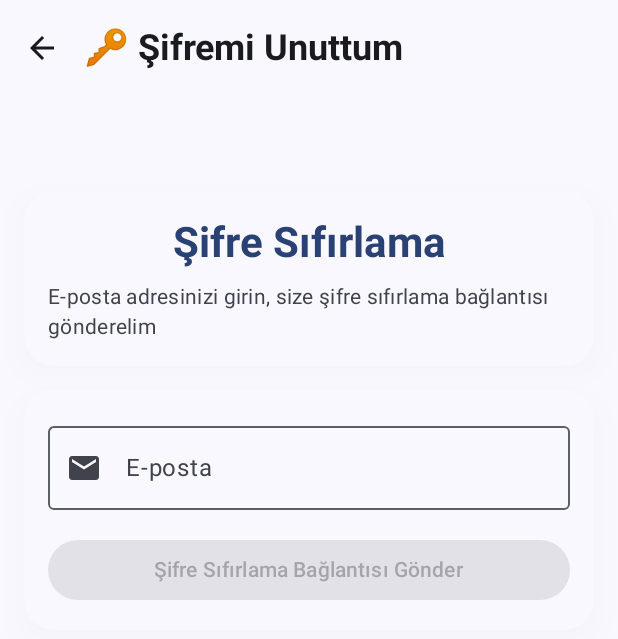
After one commit to theturker/SpendCraft, an Android app built with Jetpack Compose: the composable ForgotPasswordScreen shown on its own in the app's theme, on a phone screen of 412 x 824 dp. The commit adds this screen. Shown: the top 639 px of the screen. Run offline under Robolectric (Android 15) with nearby library versions, the phone set to English and light mode, and no system bars; our stand-ins replace Dagger/Hilt's generated code, Firebase (no records; nobody signed in at launch, a user with empty details on screens opened directly); 1 statement that could not run was skipped.

Commit message:
Kayıt ekranı Giriş Ekranı Şifremi Unuttum ekranları tamamlandı Firebase entegrasyonu sağlandı

```diff
--- /dev/null
+++ b/app/src/main/java/com/alperen/spendcraft/auth/ui/ForgotPasswordScreen.kt
@@ -0,0 +1,149 @@
+package com.alperen.spendcraft.auth.ui
+
+import androidx.compose.foundation.layout.*
+import androidx.compose.foundation.text.KeyboardOptions
+import androidx.compose.material.icons.Icons
+import androidx.compose.material.icons.filled.*
+import androidx.compose.material3.*
+import androidx.compose.runtime.*
+import androidx.compose.ui.Alignment
+import androidx.compose.ui.Modifier
+import androidx.compose.ui.text.font.FontWeight
+import androidx.compose.ui.text.input.KeyboardType
+import androidx.compose.ui.unit.dp
+import androidx.lifecycle.viewmodel.compose.viewModel
+import com.alperen.spendcraft.core.ui.AppScaffold
+import com.alperen.spendcraft.core.ui.ModernCard
+import com.alperen.spendcraft.auth.AuthViewModel
+
+@Composable
+fun ForgotPasswordScreen(
+    onNavigateToLogin: () -> Unit
+) {
+    val authViewModel: AuthViewModel = viewModel()
+    val isLoading by authViewModel.isLoading.collectAsState()
+    val errorMessage by authViewModel.errorMessage.collectAsState()
+
+    var email by remember { mutableStateOf("") }
+    var emailSent by remember { mutableStateOf(false) }
+
+    AppScaffold(
+        title = "🔑 Şifremi Unuttum",
+        onBack = onNavigateToLogin
+    ) {
+        Column(
+            modifier = Modifier
+                .fillMaxSize()
+                .padding(16.dp),
+            verticalArrangement = Arrangement.spacedBy(16.dp),
+            horizontalAlignment = Alignment.CenterHorizontally
+        ) {
+            Spacer(modifier = Modifier.height(32.dp))
+
+            ModernCard {
+                Column(
+                    modifier = Modifier.padding(16.dp),
+                    horizontalAlignment = Alignment.CenterHorizontally
+                ) {
+                    Text(
+                        text = "Şifre Sıfırlama",
+                        style = MaterialTheme.typography.headlineMedium,
+                        fontWeight = FontWeight.Bold,
+                        color = MaterialTheme.colorScheme.primary
+                    )
+
+                    Spacer(modifier = Modifier.height(8.dp))
+
+                    Text(
+                        text = "E-posta adresinizi girin, size şifre sıfırlama bağlantısı gönderelim",
+                        style = MaterialTheme.typography.bodyMedium,
+                        color = MaterialTheme.colorScheme.onSurfaceVariant
+                    )
+                }
+            }
+
+            if (!emailSent) {
+                ModernCard {
+                    Column(
+                        modifier = Modifier.padding(16.dp),
+                        verticalArrangement = Arrangement.spacedBy(16.dp)
+                    ) {
+                        OutlinedTextField(
+                            value = email,
+                            onValueChange = { email = it },
+                            label = { Text("E-posta") },
+                            leadingIcon = { Icon(Icons.Filled.Email, contentDescription = null) },
+                            keyboardOptions = KeyboardOptions(keyboardType = KeyboardType.Email),
+                            modifier = Modifier.fillMaxWidth()
+                        )
+
+                        if (errorMessage != null && errorMessage!!.isNotEmpty()) {
+                            Text(
+                                text = errorMessage ?: "",
+                                color = MaterialTheme.colorScheme.error,
+                                style = MaterialTheme.typography.bodySmall
+                            )
+                        }
+
+                        Button(
+                            onClick = {
+                                authViewModel.sendPasswordReset(email)
+                            },
+                            enabled = !isLoading && email.isNotEmpty(),
+                            modifier = Modifier.fillMaxWidth()
+                        ) {
+                            if (isLoading) {
+                                CircularProgressIndicator(
+                                    modifier = Modifier.size(20.dp),
+                                    color = MaterialTheme.colorScheme.onPrimary
+                                )
+                            } else {
+                                Text("Şifre Sıfırlama Bağlantısı Gönder")
+                            }
+                        }
+                    }
+                }
+            } else {
+                ModernCard {
+                    Column(
+                        modifier = Modifier.padding(16.dp),
+                        horizontalAlignment = Alignment.CenterHorizontally
+                    ) {
+                        Icon(
+                            imageVector = Icons.Filled.CheckCircle,
+                            contentDescription = null,
+                            modifier = Modifier.size(64.dp),
+                            tint = MaterialTheme.colorScheme.primary
+                        )
+
+                        Spacer(modifier = Modifier.height(16.dp))
+
+                        Text(
+                            text = "E-posta Gönderildi!",
+                            style = MaterialTheme.typography.headlineSmall,
+                            fontWeight = FontWeight.Bold,
+                            color = MaterialTheme.colorScheme.primary
+                        )
+
+                        Spacer(modifier = Modifier.height(8.dp))
+
+                        Text(
+                            text = "Şifre sıfırlama bağlantısı $email adresine gönderildi. Lütfen e-posta kutunuzu kontrol edin.",
+                            style = MaterialTheme.typography.bodyMedium,
+                            color = MaterialTheme.colorScheme.onSurfaceVariant
+                        )
+
+                        Spacer(modifier = Modifier.height(16.dp))
+
+                        Button(
+                            onClick = onNavigateToLogin,
+                            modifier = Modifier.fillMaxWidth()
+                        ) {
+                            Text("Giriş Sayfasına Dön")
+                        }
+                    }
+                }
+            }
+        }
+    }
+}
```
Also changed, not shown: app/src/main/java/com/alperen/spendcraft/MainActivity.kt (+24 -5 lines), app/src/main/java/com/alperen/spendcraft/auth/ui/RegisterScreen.kt (+10 -8 lines), 39 other files.
